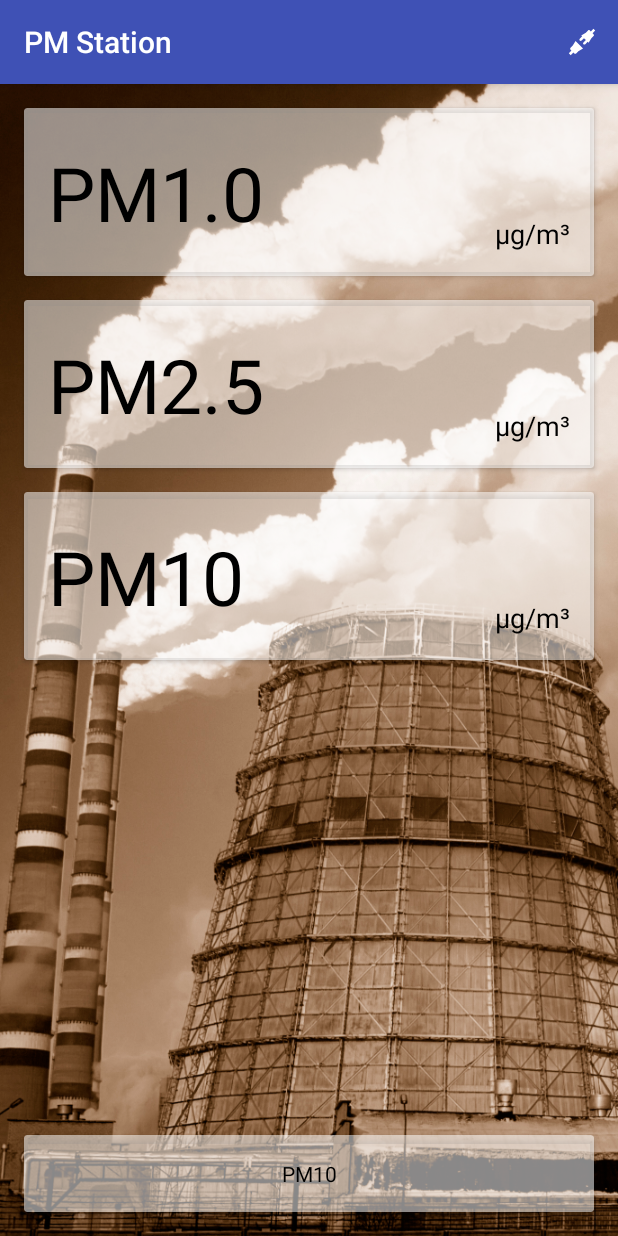
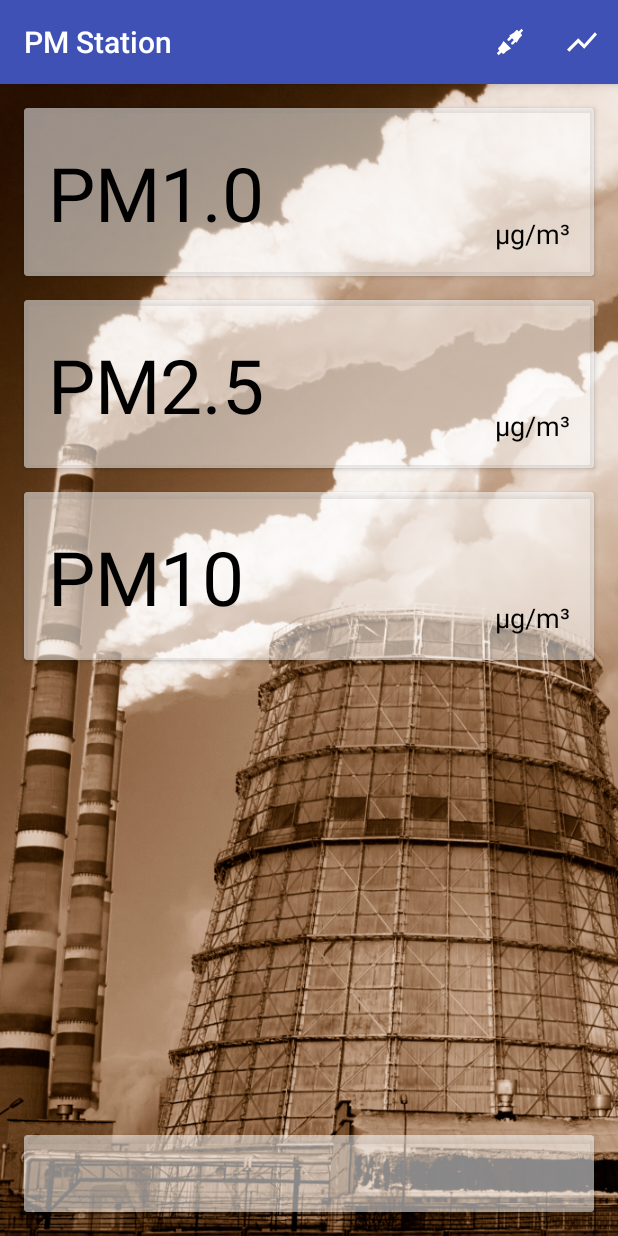
Before and after one commit to rjaros87/pm-home-station, an Android app: the screen it shows after launch (MainActivity), after a tap on "connected", on a phone screen of 412 x 824 dp. Run offline under Robolectric (Android 15) with nearby library versions, the phone set to English and light mode, and no system bars; libraries missing offline, so code that uses them is left out: com.felhr.usbserial.

Commit message:
Icon changed, NPE on start fixed, keep screen on added

```diff
--- a/android/src/main/AndroidManifest.xml
+++ b/android/src/main/AndroidManifest.xml
@@ -7,7 +7,6 @@
         android:allowBackup="true"
         android:icon="@mipmap/ic_launcher"
         android:label="@string/app_name"
-        android:roundIcon="@mipmap/ic_launcher_round"
         android:supportsRtl="true"
         android:theme="@style/AppTheme">
         <activity android:name=".MainActivity">
--- a/android/src/main/java/sanchin/pmstation/MainActivity.java
+++ b/android/src/main/java/sanchin/pmstation/MainActivity.java
@@ -5,6 +5,9 @@ import android.content.BroadcastReceiver;
 import android.content.Context;
 import android.content.Intent;
 import android.content.IntentFilter;
+import android.graphics.Color;
+import android.graphics.PorterDuff;
+import android.graphics.drawable.Drawable;
 import android.hardware.usb.UsbDevice;
 import android.hardware.usb.UsbDeviceConnection;
 import android.hardware.usb.UsbManager;
@@ -14,6 +17,8 @@ import android.support.v4.app.Fragment;
 import android.support.v7.app.AppCompatActivity;
 import android.util.Log;
 
+import android.view.MenuItem;
+import android.view.WindowManager;
 import com.felhr.usbserial.UsbSerialDevice;
 import com.felhr.usbserial.UsbSerialInterface;
 
@@ -69,6 +74,7 @@ public class MainActivity extends AppCompatActivity {
                         }
                         connection = usbManager.openDevice(device);
                         new ConnectionThread().start();
+                        getWindow().addFlags(WindowManager.LayoutParams.FLAG_KEEP_SCREEN_ON);
                     } else { // User not accepted our USB connection.
                         connected = false;
                         valuesFragment.setStatus(connected);
@@ -89,6 +95,7 @@ public class MainActivity extends AppCompatActivity {
                         serialPort.close();
                     }
                     serialPortConnected = false;
+                    getWindow().clearFlags(WindowManager.LayoutParams.FLAG_KEEP_SCREEN_ON);
                     break;
             }
         }
@@ -260,6 +267,12 @@ public class MainActivity extends AppCompatActivity {
         }
     }
 
+    public static void tintMenuItem(MenuItem item) {
+        Drawable icon = item.getIcon();
+        icon.mutate();
+        icon.setColorFilter(Color.WHITE, PorterDuff.Mode.SRC_IN);
+    }
+
     /*
      * A simple thread to open a serial port.
      * Although it should be a fast operation. moving usb operations away from UI thread is a good thing.
--- a/android/src/main/java/sanchin/pmstation/ValuesFragment.java
+++ b/android/src/main/java/sanchin/pmstation/ValuesFragment.java
@@ -67,18 +67,18 @@ public class ValuesFragment extends Fragment {
         time = view.findViewById(R.id.time);
         smog = view.findViewById(R.id.smog);
         smog.setAlpha(0f);
+    }
 
-        view.setOnClickListener(view1 -> {
-            // Preventing multiple clicks, using threshold of 1 second
-            if (SystemClock.elapsedRealtime() - lastClickTime < 500) {
-                return;
-            }
-            lastClickTime = SystemClock.elapsedRealtime();
-            ChartFragment chartFragment = new ChartFragment();
-            FragmentTransaction fragmentTransaction = getActivity().getSupportFragmentManager().beginTransaction();
-            fragmentTransaction.replace(R.id.fragment_container, chartFragment, "chartFragment").addToBackStack(null)
-                               .commit();
-        });
+    private void showChart() {
+//        // Preventing multiple clicks, using threshold of 0.5 second
+//        if (SystemClock.elapsedRealtime() - lastClickTime < 500) {
+//            return;
+//        }
+        lastClickTime = SystemClock.elapsedRealtime();
+        ChartFragment chartFragment = new ChartFragment();
+        FragmentTransaction fragmentTransaction = getActivity().getSupportFragmentManager().beginTransaction();
+        fragmentTransaction.replace(R.id.fragment_container, chartFragment, "chartFragment").addToBackStack(null)
+                           .commit();
     }
 
 
@@ -92,20 +92,27 @@ public class ValuesFragment extends Fragment {
     @Override
     public void onCreateOptionsMenu(Menu menu, MenuInflater inflater) {
         // Inflate the menu; this adds items to the action bar if it is present.
+        inflater.inflate(R.menu.menu_status, menu);
         this.menu = menu;
-        inflater.inflate(R.menu.menu_status, menu);
         setStatus(((MainActivity) getActivity()).isConnected());
 
         MenuItem item = menu.getItem(0);
-        tintMenuItem(item);
+        MainActivity.tintMenuItem(item);
         item = menu.getItem(1);
-        tintMenuItem(item);
+        MainActivity.tintMenuItem(item);
+        item = menu.getItem(2);
+        MainActivity.tintMenuItem(item);
     }
 
-    private void tintMenuItem(MenuItem item) {
-        Drawable icon = item.getIcon();
-        icon.mutate();
-        icon.setColorFilter(Color.WHITE, PorterDuff.Mode.SRC_IN);
+    @Override
+    public boolean onOptionsItemSelected(MenuItem item) {
+        int id = item.getItemId();
+
+        if (id == R.id.action_chart) {
+            showChart();
+            return true;
+        }
+        return super.onOptionsItemSelected(item);
     }
 
     void updateValues(final ParticulateMatterSample sample) {
@@ -130,6 +137,9 @@ public class ValuesFragment extends Fragment {
     }
 
     void setStatus(boolean connected) {
+        if (menu == null) {
+            return;
+        }
         menu.getItem(0).setVisible(connected);
         menu.getItem(1).setVisible(!connected);
     }
--- /dev/null
+++ b/android/src/main/res/drawable/ic_show_chart_black_24dp.xml
@@ -0,0 +1,9 @@
+<vector xmlns:android="http://schemas.android.com/apk/res/android"
+        android:width="24dp"
+        android:height="24dp"
+        android:viewportWidth="24.0"
+        android:viewportHeight="24.0">
+    <path
+        android:fillColor="#FF000000"
+        android:pathData="M3.5,18.49l6,-6.01 4,4L22,6.92l-1.41,-1.41 -7.09,7.97 -4,-4L2,16.99z"/>
+</vector>
--- a/android/src/main/res/layout/fragment_values.xml
+++ b/android/src/main/res/layout/fragment_values.xml
@@ -73,7 +73,6 @@
                 android:layout_marginStart="16dp"
                 android:layout_marginEnd="16dp"
                 android:layout_marginTop="16dp"
-                android:text="@string/pm10"
                 tools:text="1234"
                 android:gravity="center"
                 android:layout_gravity="center"
--- a/android/src/main/res/menu/menu_status.xml
+++ b/android/src/main/res/menu/menu_status.xml
@@ -11,4 +11,9 @@
           android:icon="@drawable/ic_disconnected"
           android:tint="@android:color/white"
           app:showAsAction="always"/>
+    <item android:id="@+id/action_chart"
+          android:title="@string/status_connected"
+          android:icon="@drawable/ic_show_chart_black_24dp"
+          android:tint="@android:color/white"
+          app:showAsAction="always"/>
 </menu>
--- a/android/src/main/res/mipmap-anydpi-v26/ic_launcher.xml
+++ /dev/null
@@ -1,5 +0,0 @@
-<?xml version="1.0" encoding="utf-8"?>
-<adaptive-icon xmlns:android="http://schemas.android.com/apk/res/android">
-    <background android:drawable="@drawable/ic_launcher_background"/>
-    <foreground android:drawable="@drawable/ic_launcher_foreground"/>
-</adaptive-icon>
--- a/android/src/main/res/mipmap-anydpi-v26/ic_launcher_round.xml
+++ /dev/null
@@ -1,5 +0,0 @@
-<?xml version="1.0" encoding="utf-8"?>
-<adaptive-icon xmlns:android="http://schemas.android.com/apk/res/android">
-    <background android:drawable="@drawable/ic_launcher_background"/>
-    <foreground android:drawable="@drawable/ic_launcher_foreground"/>
-</adaptive-icon>
```
Also changed, not shown: android/src/main/java/sanchin/pmstation/ChartFragment.java (+22 -1 lines), android/src/main/res/mipmap-hdpi/ic_launcher.png, android/src/main/res/mipmap-mdpi/ic_launcher.png, android/src/main/res/mipmap-xhdpi/ic_launcher.png, android/src/main/res/mipmap-xxhdpi/ic_launcher.png, android/src/main/res/mipmap-xxxhdpi/ic_launcher.png.
